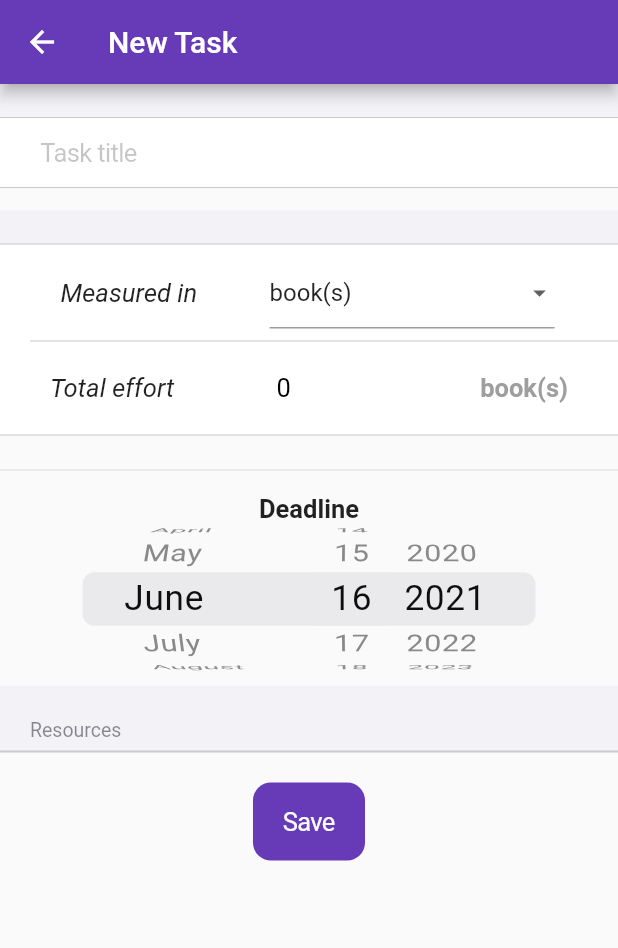
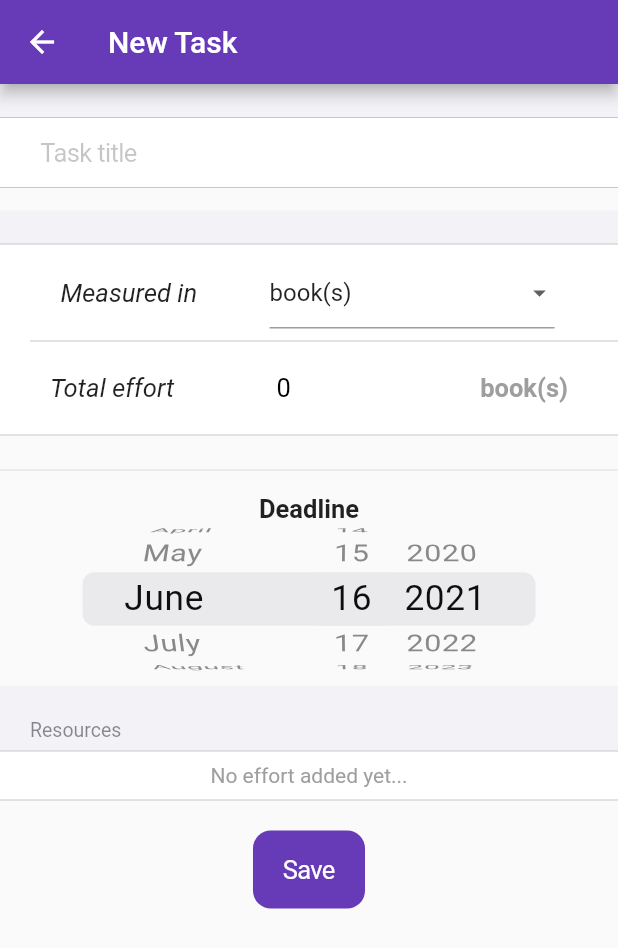
Before and after one commit to cecimerelo/shared_goals, a Flutter app: the AddTaskForm screen opened directly with empty values, on a phone screen of 412 x 824 dp. Shown: the top 948 px of the screen. Run offline on Flutter 3.47's test engine with Material 2 defaults, Android fonts, the phone set to English and light mode, and no system bars; our stand-ins replace cached_network_image, cloud_firestore, firebase_core, flutter_svg, google_sign_in; accounts and stored records are empty.

Commit message:
Milestone: default option for resources

```diff
--- a/lib/pages/add_task_form.dart
+++ b/lib/pages/add_task_form.dart
@@ -87,20 +87,19 @@ class _AddTaskFormState extends State<AddTaskForm> {
                         )
                     ),
                   ),
-                  CupertinoFormSection(
-                      header: Text('Resources'),
-                      children: [
-                        Center(
-                          child: ListView.builder(
-                              shrinkWrap: true,
-                              itemCount: int.parse(_totalEffort.text),
-                              itemBuilder: (_, index) {
-                                return new CupertinoTextFormFieldRow(
-                                    autocorrect: true, prefix: Icon(resourceIcon));
-                              }),
-                        )
-                      ]
-                  ),
+                  CupertinoFormSection(header: Text('Resources'), children: [
+                    Center(
+                      child: int.parse(_totalEffort.text) == 0
+                          ? Padding(
+                              padding: const EdgeInsets.all(8.0),
+                              child: Text(
+                                'No effort added yet...',
+                                style: TextStyle(color: Colors.grey),
+                              ),
+                            )
+                          : _resourceFormRow(int.parse(_totalEffort.text)),
+                    )
+                  ]),
                 ],
               ),
             ),
@@ -116,6 +115,14 @@ class _AddTaskFormState extends State<AddTaskForm> {
         ),
     );
   }
+
+  ListView _resourceFormRow(int itemCount) => ListView.builder(
+      shrinkWrap: true,
+      itemCount: itemCount,
+      itemBuilder: (_, index) {
+        return new CupertinoTextFormFieldRow(
+            autocorrect: true, prefix: Icon(resourceIcon));
+      });
 
   Row measuredInRow() => Row(
         mainAxisAlignment: MainAxisAlignment.spaceEvenly,
```
